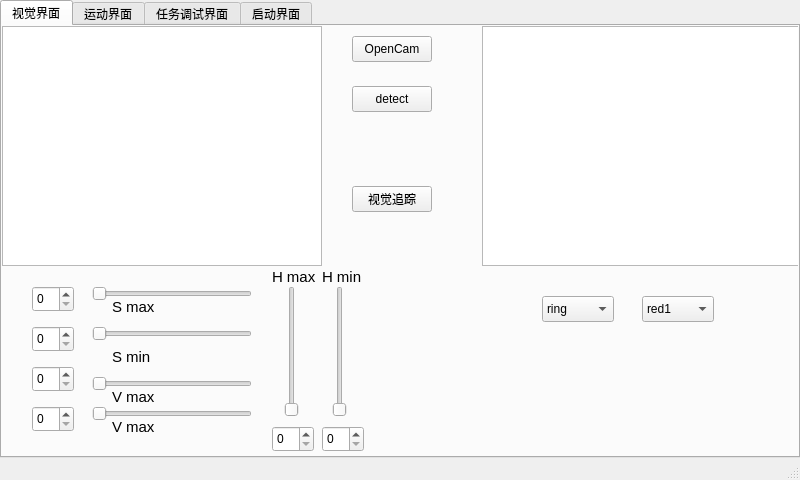
The window that mainwindow.ui (SarsHunter/gongchuang7) describes before a commit, drawn with Qt 5.
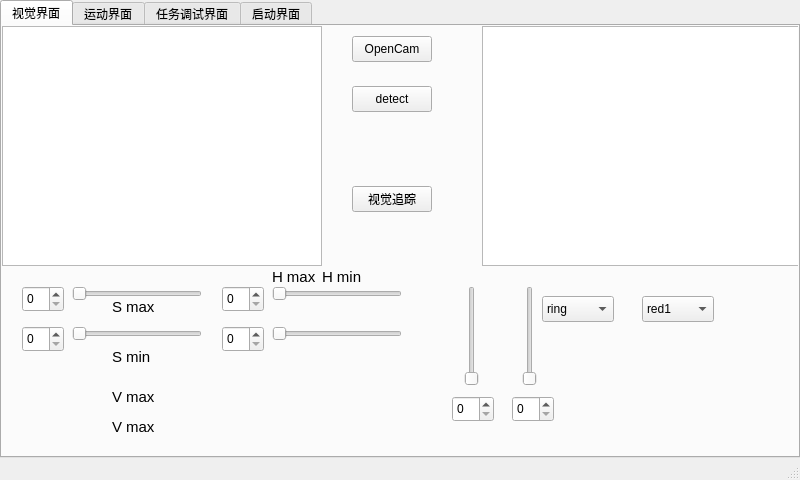
The same window after the commit. The open tabs and pages were chosen to show the change. Icons and pictures are not drawn.

Commit message: feat: ColorSort按扫码顺序分拣 + 形状过滤 + UI布局调整

Diff of the .ui file:
```diff
--- a/mainwindow.ui
+++ b/mainwindow.ui
@@ -73,9 +73,9 @@
      <widget class="QSlider" name="sMaxSlider">
       <property name="geometry">
        <rect>
-        <x>90</x>
+        <x>70</x>
         <y>260</y>
-        <width>160</width>
+        <width>130</width>
         <height>16</height>
        </rect>
       </property>
@@ -92,7 +92,7 @@
      <widget class="QSpinBox" name="sMaxSpin">
       <property name="geometry">
        <rect>
-        <x>30</x>
+        <x>20</x>
         <y>260</y>
         <width>42</width>
         <height>26</height>
@@ -105,7 +105,7 @@
      <widget class="QSpinBox" name="sMinSpin">
       <property name="geometry">
        <rect>
-        <x>30</x>
+        <x>20</x>
         <y>300</y>
         <width>42</width>
         <height>26</height>
@@ -118,8 +118,8 @@
      <widget class="QSpinBox" name="vMaxSpin">
       <property name="geometry">
        <rect>
-        <x>30</x>
-        <y>340</y>
+        <x>220</x>
+        <y>260</y>
         <width>42</width>
         <height>26</height>
        </rect>
@@ -131,8 +131,8 @@
      <widget class="QSpinBox" name="vMinSpin">
       <property name="geometry">
        <rect>
-        <x>30</x>
-        <y>380</y>
+        <x>220</x>
+        <y>300</y>
         <width>42</width>
         <height>26</height>
        </rect>
@@ -144,9 +144,9 @@
      <widget class="QSlider" name="sMinSlider">
       <property name="geometry">
        <rect>
-        <x>90</x>
+        <x>70</x>
         <y>300</y>
-        <width>160</width>
+        <width>130</width>
         <height>16</height>
        </rect>
       </property>
@@ -160,9 +160,9 @@
      <widget class="QSlider" name="vMaxSlider">
       <property name="geometry">
        <rect>
-        <x>90</x>
-        <y>350</y>
-        <width>160</width>
+        <x>270</x>
+        <y>260</y>
+        <width>130</width>
         <height>16</height>
        </rect>
       </property>
@@ -176,9 +176,9 @@
      <widget class="QSlider" name="vMinSlider">
       <property name="geometry">
        <rect>
-        <x>90</x>
-        <y>380</y>
-        <width>160</width>
+        <x>270</x>
+        <y>300</y>
+        <width>130</width>
         <height>16</height>
        </rect>
       </property>
@@ -192,10 +192,10 @@
      <widget class="QSlider" name="hMaxSlider">
       <property name="geometry">
        <rect>
-        <x>280</x>
+        <x>460</x>
         <y>260</y>
         <width>20</width>
-        <height>131</height>
+        <height>100</height>
        </rect>
       </property>
       <property name="maximum">
@@ -208,10 +208,10 @@
      <widget class="QSlider" name="hMinSlider">
       <property name="geometry">
        <rect>
-        <x>330</x>
+        <x>520</x>
         <y>260</y>
         <width>16</width>
-        <height>131</height>
+        <height>100</height>
        </rect>
       </property>
       <property name="maximum">
@@ -224,8 +224,8 @@
      <widget class="QSpinBox" name="hMaxSpin">
       <property name="geometry">
        <rect>
-        <x>270</x>
-        <y>400</y>
+        <x>450</x>
+        <y>370</y>
         <width>42</width>
         <height>26</height>
        </rect>
@@ -237,8 +237,8 @@
      <widget class="QSpinBox" name="hMinSpin">
       <property name="geometry">
        <rect>
-        <x>320</x>
-        <y>400</y>
+        <x>510</x>
+        <y>370</y>
         <width>42</width>
         <height>26</height>
        </rect>
```
The commit also changes 7 other files.
